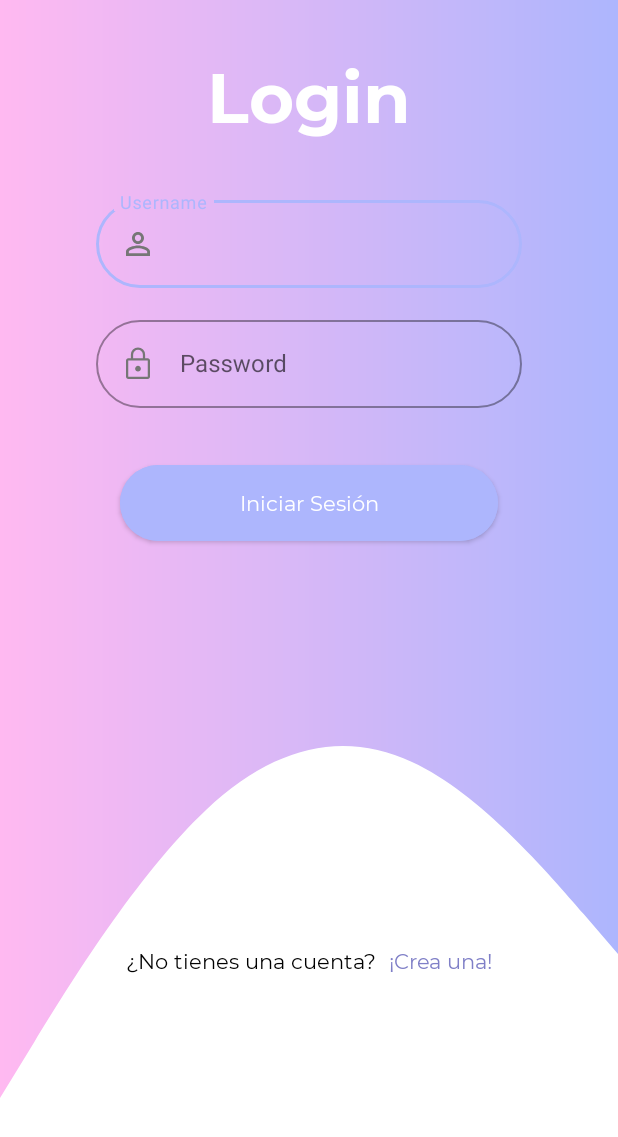
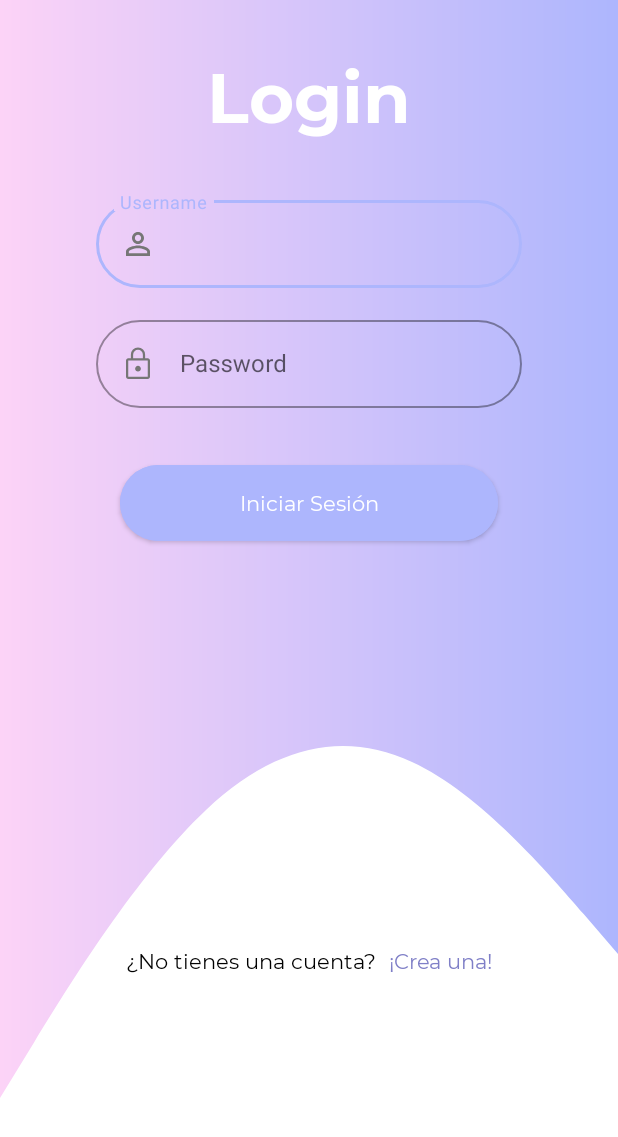
Before and after one commit to TheKiesling/Monni, an Android app: the screen it shows after launch (MainActivity), on a phone screen of 412 x 824 dp. Shown: the top 1137 px of the screen. Run offline under Robolectric (Android 15) with nearby library versions, the phone set to English and light mode, and no system bars.

Commit message:
Update shape_login.xml

```diff
--- a/app/src/main/res/drawable/shape_login.xml
+++ b/app/src/main/res/drawable/shape_login.xml
@@ -2,7 +2,7 @@
 <shape xmlns:android="http://schemas.android.com/apk/res/android"
     android:shape="rectangle">
     <gradient
-        android:startColor="@color/brilliant_lavender"
+        android:startColor="@color/shampoo"
         android:endColor="@color/maximum_blue_purple"
         android:angle="0" />
 </shape>
```
